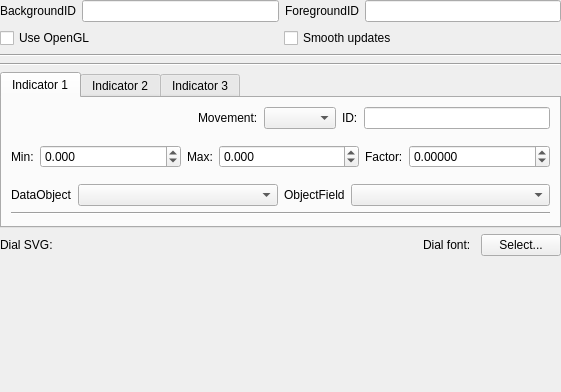
First picture: the form in ground/gcs/src/plugins/dial/dialgadgetoptionspage.ui, repository TauLabs/TauLabs, before the edit.
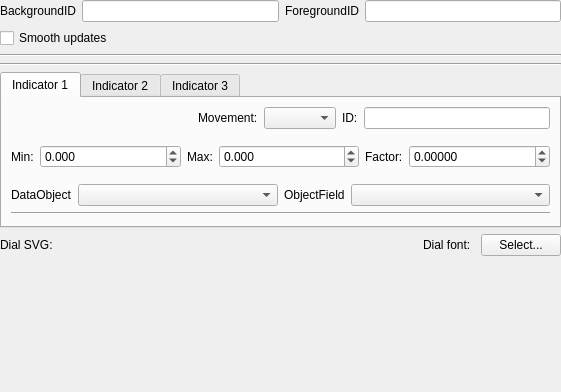
Second picture: the form after the edit. Custom widgets are drawn as their Qt base class.

The edit to the form file:
```diff
--- a/ground/gcs/src/plugins/dial/dialgadgetoptionspage.ui
+++ b/ground/gcs/src/plugins/dial/dialgadgetoptionspage.ui
@@ -81,16 +81,6 @@
        </item>
        <item>
         <layout class="QHBoxLayout" name="horizontalLayout_12">
-         <item>
-          <widget class="QCheckBox" name="useOpenGL">
-           <property name="toolTip">
-            <string>Use OpenGL for rendering. Will lower CPU usage, depending on the capabilities of your graphics card, but might slightly alter the look &amp; feel of the dial.</string>
-           </property>
-           <property name="text">
-            <string>Use OpenGL</string>
-           </property>
-          </widget>
-         </item>
          <item>
           <widget class="QCheckBox" name="smoothUpdates">
            <property name="toolTip">
```
